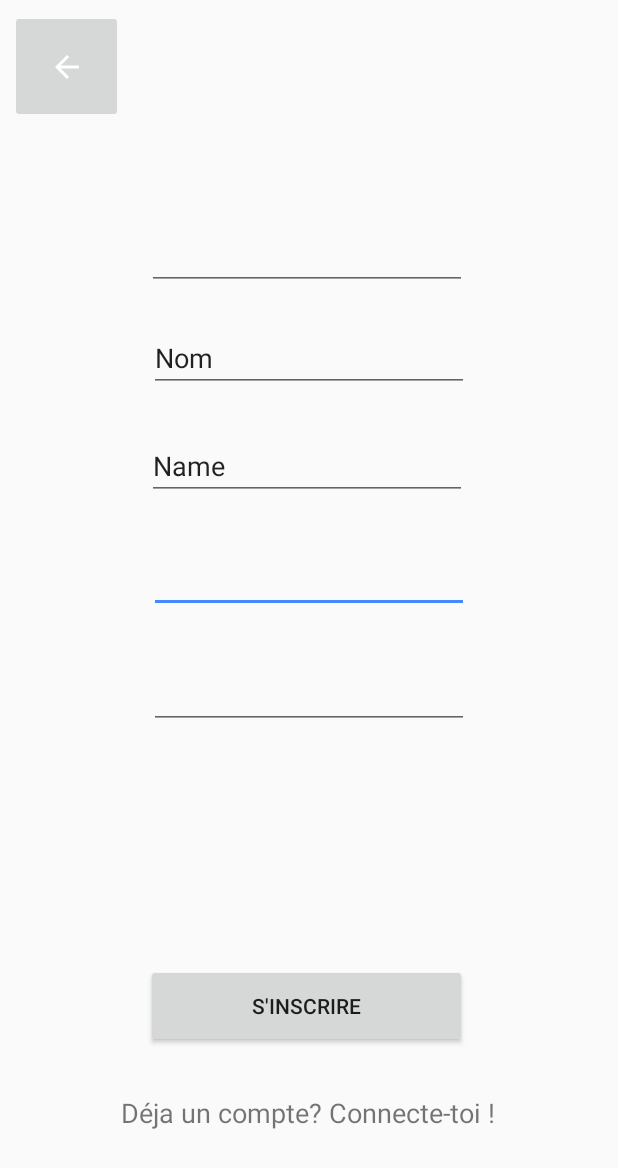
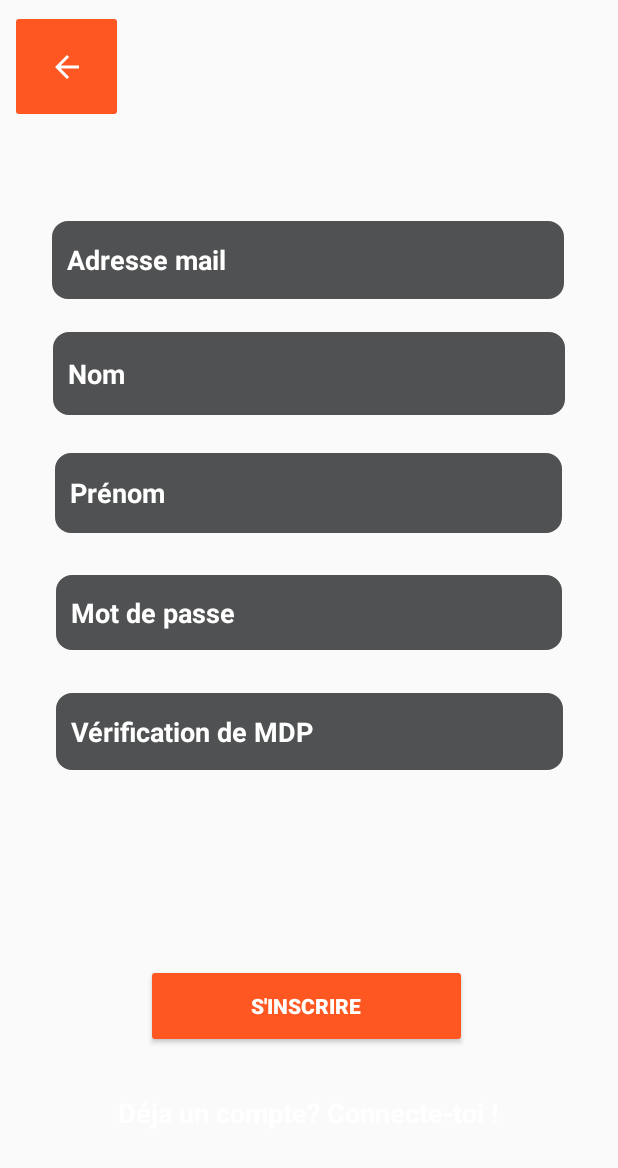
Before and after one commit to th1997/Delt-app, an Android app: the layout activity_register_app.xml on its own in the app's theme, with its tools: preview values and no code run, on a phone screen of 412 x 824 dp. Shown: the top 1168 px of the screen. Run offline under Robolectric (Android 15) with nearby library versions, the phone set to English and light mode, and no system bars.

Commit message:
Design et modifications inscription/connexion

```diff
--- a/app/build.gradle
+++ b/app/build.gradle
@@ -3,7 +3,7 @@ apply plugin: 'kotlin-android'
 apply plugin: 'kotlin-android-extensions'
 
 android {
-    compileSdkVersion 28
+    compileSdkVersion 30
     buildToolsVersion "30.0.2"
 
     defaultConfig {
@@ -44,5 +44,7 @@ dependencies {
     implementation "androidx.camera:camera-lifecycle:1.1.0-alpha02"
 // CameraX View class
     implementation "androidx.camera:camera-view:1.0.0-alpha22"
+    // MySQL connection
+    implementation group: 'mysql', name: 'mysql-connector-java', version: '8.0.23'
 
 }
--- a/app/src/main/AndroidManifest.xml
+++ b/app/src/main/AndroidManifest.xml
@@ -1,8 +1,12 @@
 <?xml version="1.0" encoding="utf-8"?>
 <manifest xmlns:android="http://schemas.android.com/apk/res/android"
     package="com.example.projetl3">
+
     <uses-feature android:name="android.hardware.camera.any" />
+
     <uses-permission android:name="android.permission.CAMERA" />
+    <uses-permission android:name="android.permission.INTERNET" />
+
     <application
         android:allowBackup="true"
         android:icon="@mipmap/ic_launcher"
@@ -10,6 +14,7 @@
         android:roundIcon="@mipmap/ic_launcher_round"
         android:supportsRtl="true"
         android:theme="@style/AppTheme">
+        <activity android:name=".RegisterApp" />
         <activity android:name=".MainActivity">
             <intent-filter>
                 <action android:name="android.intent.action.MAIN" />
@@ -21,6 +26,7 @@
             android:name=".LoginApp"
             android:label="@string/app_name" >
         </activity>
+
     </application>
 
 </manifest>
--- a/app/src/main/java/com/example/projetl3/LoginApp.java
+++ b/app/src/main/java/com/example/projetl3/LoginApp.java
@@ -24,7 +24,7 @@ public class LoginApp extends AppCompatActivity {
         this.retour = (ImageButton) findViewById(R.id.btn_go_to_main);
         userRegisterPage = (TextView) findViewById(R.id.tvRegister);
         View view = this.getWindow().getDecorView();
-        view.setBackgroundColor(android.R.color.background_dark);
+        view.setBackgroundColor(getResources().getColor(android.R.color.background_dark));
         retour.setOnClickListener(new View.OnClickListener() {
             @Override
             public void onClick(View v) {
--- a/app/src/main/res/layout/activity_register_app.xml
+++ b/app/src/main/res/layout/activity_register_app.xml
@@ -11,20 +11,30 @@
         android:id="@+id/btn_go_to_main"
         android:layout_width="75dp"
         android:layout_height="75dp"
+        android:backgroundTint="#FF5722"
         app:layout_constraintBottom_toBottomOf="parent"
         app:layout_constraintEnd_toEndOf="parent"
         app:layout_constraintHorizontal_bias="0.02"
         app:layout_constraintStart_toStartOf="parent"
         app:layout_constraintTop_toTopOf="parent"
         app:layout_constraintVertical_bias="0.009"
-        app:srcCompat="@drawable/abc_vector_test" />
+        app:srcCompat="@drawable/abc_vector_test"
+        android:contentDescription="Retour sur la page d'accueil !"
+        tools:ignore="HardcodedText" />
 
     <EditText
         android:id="@+id/pwd1Register"
-        android:layout_width="wrap_content"
-        android:layout_height="wrap_content"
+        android:layout_width="337dp"
+        android:layout_height="50dp"
         android:ems="10"
+        android:hint="Mot de passe"
+        android:background="@drawable/text_border"
+        android:backgroundTint="#282a2b"
+        android:backgroundTintMode="screen"
         android:inputType="textPassword"
+        android:textColor="#FFFFFF"
+        android:textColorHint="#FFFFFF"
+        android:textStyle="bold"
         app:layout_constraintBottom_toTopOf="@+id/tvLogin"
         app:layout_constraintEnd_toEndOf="parent"
         app:layout_constraintStart_toStartOf="parent"
@@ -33,10 +43,17 @@
 
     <EditText
         android:id="@+id/pwd2Register"
-        android:layout_width="wrap_content"
-        android:layout_height="wrap_content"
+        android:layout_width="338dp"
+        android:layout_height="51dp"
         android:ems="10"
+        android:hint="Vérification de MDP"
+        android:background="@drawable/text_border"
+        android:backgroundTint="#282a2b"
+        android:backgroundTintMode="screen"
         android:inputType="textPassword"
+        android:textColor="#FFFFFF"
+        android:textColorHint="#FFFFFF"
+        android:textStyle="bold"
         app:layout_constraintBottom_toTopOf="@+id/tvLogin"
         app:layout_constraintEnd_toEndOf="parent"
         app:layout_constraintStart_toStartOf="parent"
@@ -45,10 +62,17 @@
 
     <EditText
         android:id="@+id/emailRegister"
-        android:layout_width="wrap_content"
-        android:layout_height="wrap_content"
+        android:layout_width="341dp"
+        android:layout_height="52dp"
         android:ems="10"
+        android:hint="Adresse mail"
+        android:background="@drawable/text_border"
+        android:backgroundTint="#282a2b"
+        android:backgroundTintMode="screen"
         android:inputType="textEmailAddress"
+        android:textColor="#FFFFFF"
+        android:textColorHint="#FFFFFF"
+        android:textStyle="bold"
         app:layout_constraintBottom_toBottomOf="parent"
         app:layout_constraintEnd_toEndOf="parent"
         app:layout_constraintHorizontal_bias="0.494"
@@ -58,12 +82,17 @@
 
     <EditText
         android:id="@+id/nomRegister"
-        android:layout_width="wrap_content"
-        android:layout_height="wrap_content"
+        android:layout_width="341dp"
+        android:layout_height="55dp"
         android:ems="10"
+        android:hint="Nom"
+        android:background="@drawable/text_border"
+        android:backgroundTint="#282a2b"
+        android:backgroundTintMode="screen"
         android:inputType="textPersonName"
-
-        android:text="Nom"
+        android:textColor="#FFFFFF"
+        android:textColorHint="#FFFFFF"
+        android:textStyle="bold"
         app:layout_constraintBottom_toTopOf="@+id/tvLogin"
         app:layout_constraintEnd_toEndOf="parent"
         app:layout_constraintStart_toStartOf="parent"
@@ -72,11 +101,17 @@
 
     <EditText
         android:id="@+id/prenomRegister"
-        android:layout_width="wrap_content"
-        android:layout_height="wrap_content"
+        android:layout_width="338dp"
+        android:layout_height="53dp"
         android:ems="10"
+        android:hint="Prénom"
+        android:background="@drawable/text_border"
+        android:backgroundTint="#282a2b"
+        android:backgroundTintMode="screen"
         android:inputType="textPersonName"
-        android:text="Name"
+        android:textColor="#FFFFFF"
+        android:textColorHint="#FFFFFF"
+        android:textStyle="bold"
         app:layout_constraintBottom_toTopOf="@+id/tvLogin"
         app:layout_constraintEnd_toEndOf="parent"
         app:layout_constraintHorizontal_bias="0.494"
@@ -89,7 +124,10 @@
         android:layout_width="wrap_content"
         android:layout_height="wrap_content"
         android:text="Déja un compte? Connecte-toi !"
+        android:textColor="#FFFFFF"
+        android:textColorHint="#FFFFFF"
         android:textSize="18sp"
+        android:textStyle="bold"
         app:layout_constraintBottom_toBottomOf="parent"
         app:layout_constraintEnd_toEndOf="parent"
         app:layout_constraintHorizontal_bias="0.496"
@@ -101,7 +139,11 @@
         android:id="@+id/bRegister"
         android:layout_width="214dp"
         android:layout_height="56dp"
+        android:backgroundTint="#FF5722"
         android:text="S'inscrire"
+        android:textColor="#FFFFFF"
+        android:textColorHint="#FFFFFF"
+        android:textStyle="bold"
         app:layout_constraintBottom_toBottomOf="parent"
         app:layout_constraintEnd_toEndOf="parent"
         app:layout_constraintHorizontal_bias="0.492"
--- a/build.gradle
+++ b/build.gradle
@@ -6,11 +6,12 @@ buildscript {
         jcenter()
     }
     dependencies {
-        classpath "com.android.tools.build:gradle:4.1.2"
+        classpath 'com.android.tools.build:gradle:4.1.2'
         classpath "org.jetbrains.kotlin:kotlin-gradle-plugin:$kotlin_version"
 
         // NOTE: Do not place your application dependencies here; they belong
         // in the individual module build.gradle files
+
     }
 }
 
```
Also changed, not shown: app/src/main/java/com/example/projetl3/Database.java (+36 -13 lines), app/src/main/java/com/example/projetl3/RegisterApp.java (+58 -1 lines), app/src/main/res/layout/activity_login_app.xml (+23 -15 lines), app/src/main/res/xml/network_security_config.xml (added, +8 -0 lines), app/src/main/res/drawable/ic_login.png (added), gradle/wrapper/gradle-wrapper.properties.
